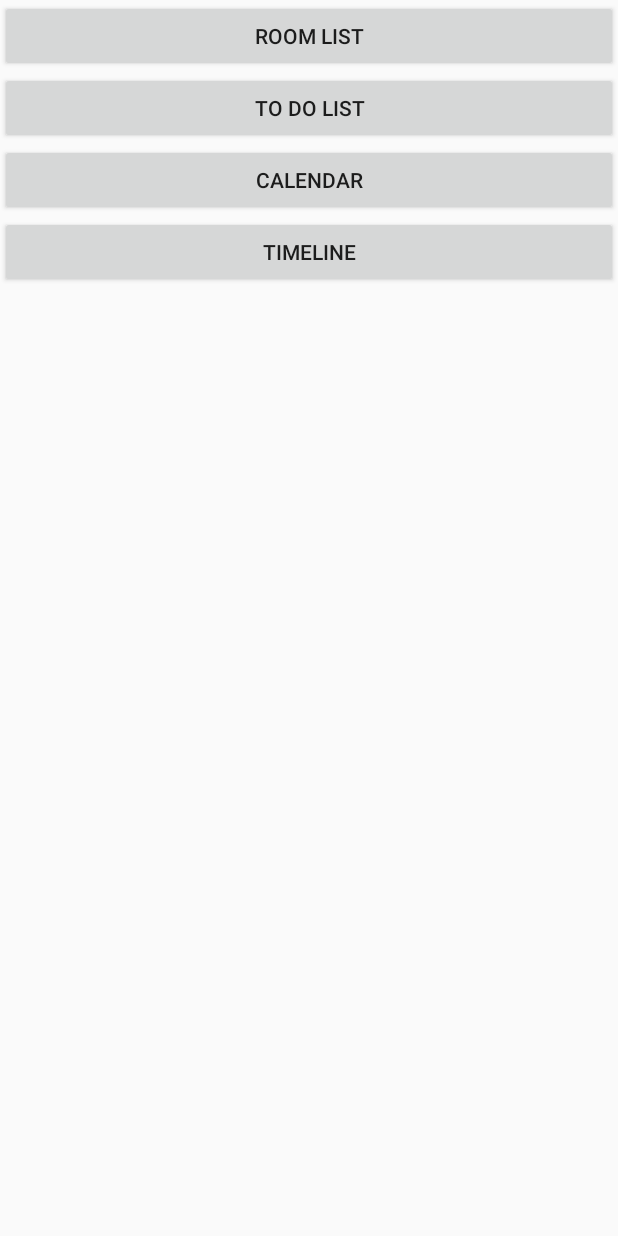
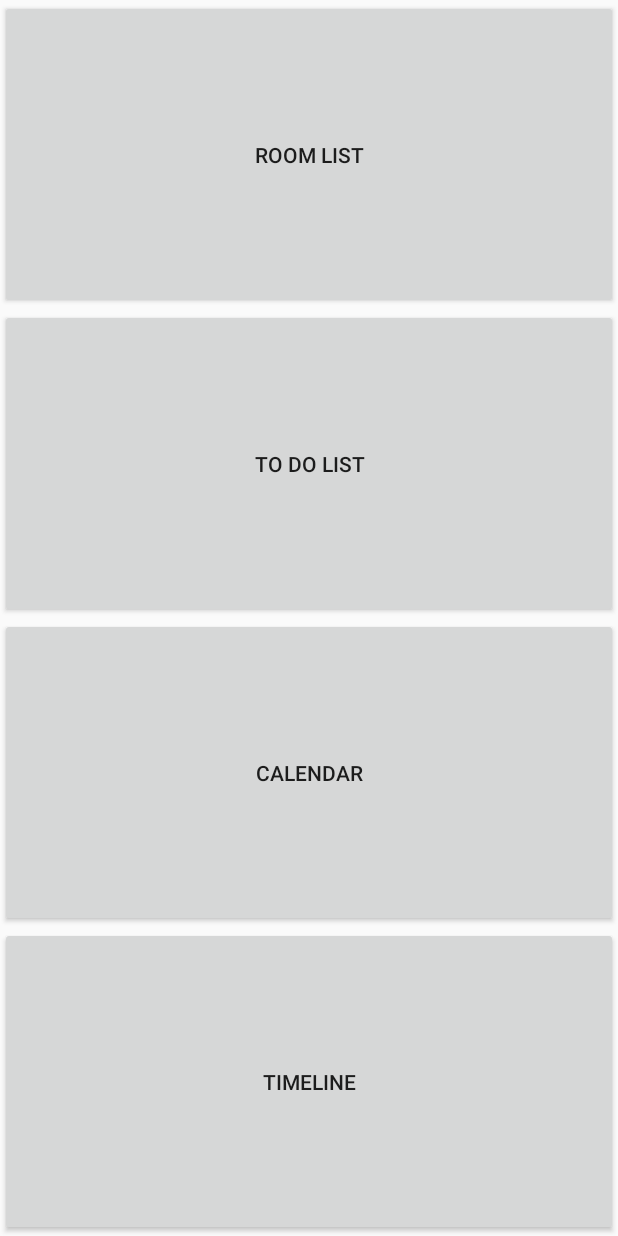
Before and after one commit to eungho77/MangkkongAndroid, an Android app: the layout menu_list.xml on its own in the app's theme, with its tools: preview values and no code run, on a phone screen of 412 x 824 dp. Run offline under Robolectric (Android 15) with nearby library versions, the phone set to English and light mode, and no system bars.

Commit message:
menu_list UI 1:1:1:1로 비율 맞춤

```diff
--- a/app/src/main/res/layout/menu_list.xml
+++ b/app/src/main/res/layout/menu_list.xml
@@ -1,43 +1,43 @@
 <?xml version="1.0" encoding="utf-8"?>
 <LinearLayout xmlns:android="http://schemas.android.com/apk/res/android"
     android:layout_width="match_parent"
-    android:layout_height="wrap_content"
+    android:layout_height="match_parent"
     android:orientation="vertical">
 
     <LinearLayout
         android:layout_width="match_parent"
         android:layout_height="match_parent"
-        android:layout_weight="1"
         android:orientation="vertical">
 
         <Button
             android:id="@+id/button1"
             android:layout_width="match_parent"
-            android:layout_height="0px"
-            android:layout_weight="1."
+            android:layout_height="match_parent"
+            android:layout_weight="1"
             android:text="Room List" />
 
         <Button
             android:id="@+id/button2"
             android:layout_width="match_parent"
-            android:layout_height="0px"
+            android:layout_height="match_parent"
             android:layout_weight="1"
             android:text="TO DO LIST" />
 
         <Button
             android:id="@+id/button4"
             android:layout_width="match_parent"
-            android:layout_height="0px"
+            android:layout_height="match_parent"
             android:layout_weight="1"
             android:text="CALENDAR" />
 
         <Button
             android:id="@+id/button5"
             android:layout_width="match_parent"
-            android:layout_height="0px"
+            android:layout_height="match_parent"
             android:layout_weight="1"
             android:text="TIMELINE" />
 
     </LinearLayout>
 
+
 </LinearLayout>
```
